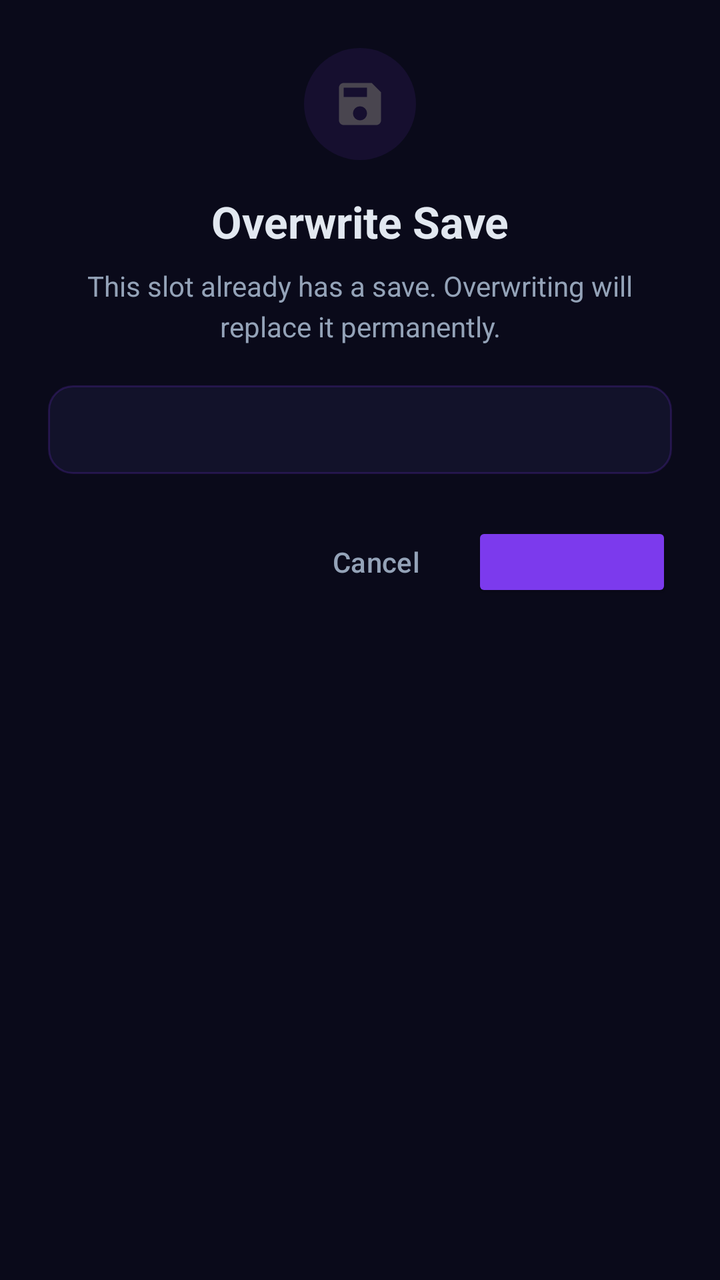
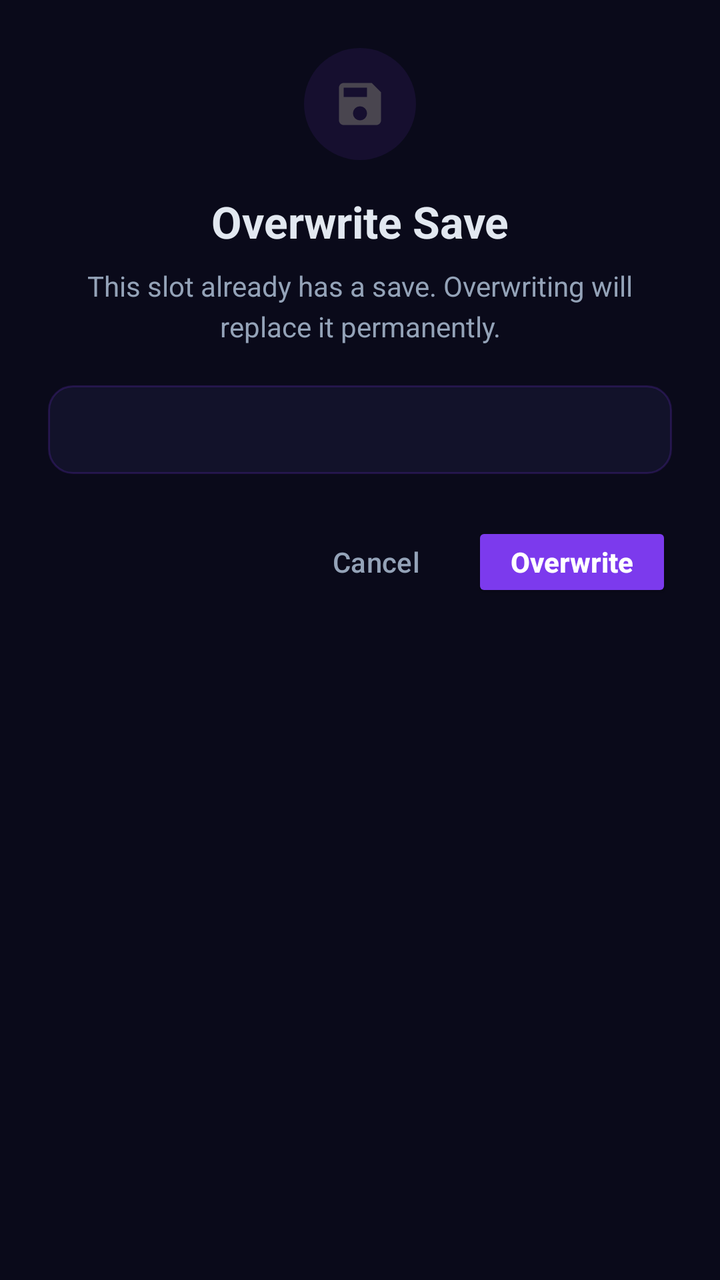

Before-and-after screenshots of an Android layout around one commit, followed by the original layout XML and the change that was made.
<!-- AndroidManifest.xml: application theme Theme.PS1Emulator -->
<!-- res/layout/dialog_confirm_overwrite.xml -->
<?xml version="1.0" encoding="utf-8"?>
<LinearLayout xmlns:android="http://schemas.android.com/apk/res/android"
    android:layout_width="match_parent"
    android:layout_height="wrap_content"
    android:orientation="vertical"
    android:padding="24dp">

    
    <FrameLayout
        android:layout_width="56dp"
        android:layout_height="56dp"
        android:layout_gravity="center_horizontal"
        android:layout_marginBottom="16dp"
        android:background="@drawable/bg_icon_primary">

        <ImageView
            android:layout_width="28dp"
            android:layout_height="28dp"
            android:layout_gravity="center"
            android:src="@drawable/ic_save_state"
            android:contentDescription="Save icon" />
    </FrameLayout>

    
    <TextView
        android:id="@+id/dialogTitle"
        android:layout_width="match_parent"
        android:layout_height="wrap_content"
        android:text="Overwrite Save"
        android:textColor="@color/md_on_surface"
        android:textSize="22sp"
        android:textStyle="bold"
        android:gravity="center"
        android:layout_marginBottom="8dp" />

    
    <TextView
        android:id="@+id/dialogMessage"
        android:layout_width="match_parent"
        android:layout_height="wrap_content"
        android:text="This slot already has a save. Overwriting will replace it permanently."
        android:textColor="@color/md_on_surface_variant"
        android:textSize="14sp"
        android:lineSpacingExtra="4dp"
        android:gravity="center"
        android:layout_marginBottom="20dp" />

    
    <LinearLayout
        android:id="@+id/slotInfoCard"
        android:layout_width="match_parent"
        android:layout_height="wrap_content"
        android:orientation="horizontal"
        android:gravity="center_vertical"
        android:background="@drawable/save_slot_bg"
        android:padding="12dp"
        android:layout_marginBottom="24dp">

        <TextView
            android:id="@+id/slotNumber"
            android:layout_width="0dp"
            android:layout_height="wrap_content"
            android:layout_weight="1"
            android:textColor="@color/md_on_surface"
            android:textSize="15sp"
            android:textStyle="bold" />

        <TextView
            android:id="@+id/slotTimestamp"
            android:layout_width="wrap_content"
            android:layout_height="wrap_content"
            android:textColor="@color/md_on_surface_variant"
            android:textSize="12sp" />
    </LinearLayout>

    
    <LinearLayout
        android:layout_width="match_parent"
        android:layout_height="wrap_content"
        android:orientation="horizontal"
        android:gravity="end">

        <Button
            android:id="@+id/btnCancel"
            style="@style/Widget.Material3.Button.TextButton.Dialog"
            android:layout_width="wrap_content"
            android:layout_height="40dp"
            android:text="Cancel"
            android:textAllCaps="false"
            android:textColor="@color/md_on_surface_variant"
            android:minWidth="80dp" />

        <Button
            android:id="@+id/btnConfirm"
            android:layout_width="wrap_content"
            android:layout_height="40dp"
            android:layout_marginStart="8dp"
            android:backgroundTint="@color/md_primary"
            android:textAllCaps="false"
            android:textColor="@color/md_on_primary"
            android:textStyle="bold"
            android:minWidth="100dp" />
    </LinearLayout>

</LinearLayout>
<!-- resources referenced by this layout -->
<resources>
  <color name="md_on_primary">#FFFFFFFF</color>
  <color name="md_on_surface">#FFE2E8F0</color>
  <color name="md_on_surface_variant">#FF94A3B8</color>
  <color name="md_primary">#FF7C3AED</color>
  <!-- drawable bg_icon_primary (drawable) -->
  <?xml version="1.0" encoding="utf-8"?>
  <shape xmlns:android="http://schemas.android.com/apk/res/android"
      android:shape="oval">
      <solid android:color="#1A7C3AED" />
  </shape>
  <!-- drawable ic_save_state (drawable) -->
  <?xml version="1.0" encoding="utf-8"?>
  <vector xmlns:android="http://schemas.android.com/apk/res/android"
      android:width="24dp"
      android:height="24dp"
      android:viewportWidth="24"
      android:viewportHeight="24"
      android:tint="?attr/colorControlNormal">
      <path
          android:fillColor="@android:color/white"
          android:pathData="M17,3H5c-1.11,0 -2,0.9 -2,2v14c0,1.1 0.89,2 2,2h14c1.1,0 2,-0.9 2,-2V7l-4,-4zM12,19c-1.66,0 -3,-1.34 -3,-3s1.34,-3 3,-3 3,1.34 3,3 -1.34,3 -3,3zM15,9H5V5h10v4z" />
  </vector>
  <!-- drawable save_slot_bg (drawable) -->
  <?xml version="1.0" encoding="utf-8"?>
  <shape xmlns:android="http://schemas.android.com/apk/res/android">
      <solid android:color="@color/card_dark" />
      <stroke android:width="1dp" android:color="@color/card_border_dim" />
      <corners android:radius="12dp" />
  </shape>
  <color name="card_dark">#FF12122A</color>
  <color name="card_border_dim">#337C3AED</color>
  <color name="md_primary_container">#FF2E1065</color>
  <color name="md_on_primary_container">#FFE9D5FF</color>
  <color name="md_secondary">#FF06B6D4</color>
  <color name="md_on_secondary">#FFFFFFFF</color>
  <color name="md_secondary_container">#FF083344</color>
  <color name="md_on_secondary_container">#FFCFFAFE</color>
  <color name="md_tertiary">#FFE11D48</color>
  <color name="md_on_tertiary">#FFFFFFFF</color>
  <color name="md_tertiary_container">#FF4C0519</color>
  <color name="md_on_tertiary_container">#FFFECDD3</color>
  <color name="md_background">#FF0A0A1A</color>
  <color name="md_on_background">#FFE2E8F0</color>
  <color name="md_surface">#FF12122A</color>
  <color name="md_surface_variant">#FF1E1E3F</color>
  <color name="md_surface_container">#FF16162E</color>
  <color name="md_surface_container_low">#FF0F0F24</color>
  <color name="md_surface_container_high">#FF1C1C3A</color>
  <color name="md_error">#FFEF4444</color>
  <color name="md_on_error">#FFFFFFFF</color>
  <color name="md_error_container">#FF450A0A</color>
  <color name="md_on_error_container">#FFFECACA</color>
  <color name="md_outline">#FF334155</color>
  <color name="md_outline_variant">#FF1E293B</color>
  <style name="Theme.PS1Emulator.Dialog" parent="ThemeOverlay.Material3.MaterialAlertDialog">
          <item name="colorSurface">@color/md_surface_container_high</item>
          <item name="colorOnSurface">@color/md_on_surface</item>
          <item name="colorPrimary">@color/md_primary</item>
          <item name="colorOnPrimary">@color/md_on_primary</item>
          <item name="colorSecondary">@color/md_secondary</item>
          <item name="colorOnSecondary">@color/md_on_secondary</item>
          <item name="colorError">@color/md_error</item>
          <item name="colorOnError">@color/md_on_error</item>
          <item name="dialogCornerRadius">24dp</item>
          <item name="shapeAppearanceSmallComponent">@style/ShapeAppearance.PS1Emulator.Dialog</item>
          <item name="buttonBarPositiveButtonStyle">@style/Widget.PS1Emulator.Dialog.Button</item>
      </style>
  <style name="ShapeAppearance.PS1Emulator.Dialog" parent="ShapeAppearance.Material3.Corner.ExtraLarge">
          <item name="cornerFamily">rounded</item>
          <item name="cornerSize">24dp</item>
      </style>
  <style name="Widget.PS1Emulator.Dialog.Button" parent="Widget.Material3.Button">
          <item name="android:textColor">@color/md_on_primary</item>
          <item name="backgroundTint">@color/md_primary</item>
      </style>
  <!-- unchanged entries left out for length: 1 -->
</resources>

<!-- the commit's change to res/layout/dialog_confirm_overwrite.xml (unified diff, before → after) -->
@@ -96,6 +96,7 @@
             android:layout_height="40dp"
             android:layout_marginStart="8dp"
             android:backgroundTint="@color/md_primary"
+            android:text="Overwrite"
             android:textAllCaps="false"
             android:textColor="@color/md_on_primary"
             android:textStyle="bold"
